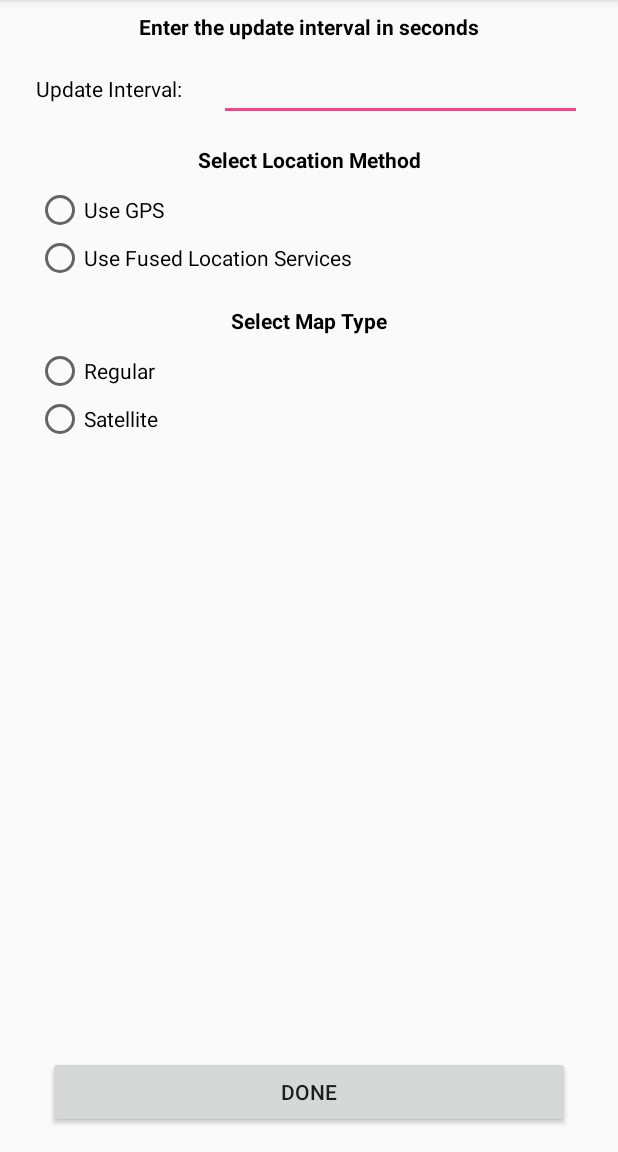
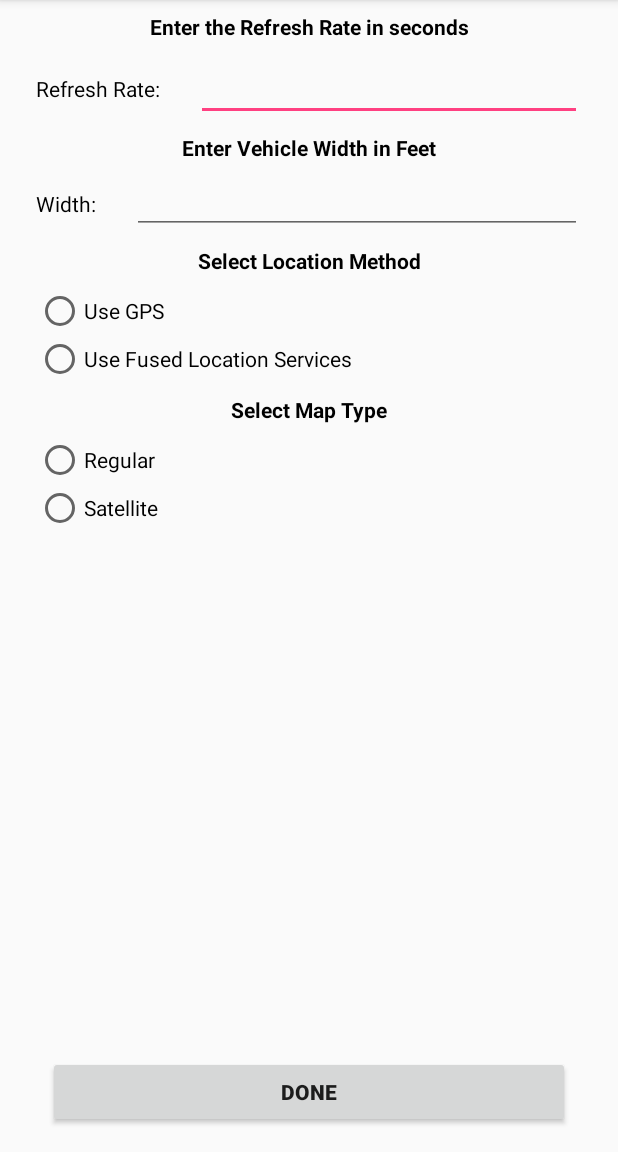
Before and after one commit to sheppardd1/FARM, an Android app: the screen it shows after launch (GetInterval), on a phone screen of 412 x 824 dp, the part 84-1236 px from its top. Run offline under Robolectric (Android 15) with nearby library versions, the phone set to English and light mode, and no system bars; libraries missing offline, so code that uses them is left out: com.google.maps.android.

Commit message:
width of rectangles is now user-defined

```diff
--- a/app/src/main/java/com/example/davea/FARM/GetInterval.java
+++ b/app/src/main/java/com/example/davea/FARM/GetInterval.java
@@ -15,7 +15,8 @@ import androidx.appcompat.app.AppCompatActivity;
 public class GetInterval extends AppCompatActivity {
 
     Toast myToast = null;
-    boolean radioIsSet = false;
+    boolean GPSRadioIsSet = false;
+    boolean MapRadioIsSet = false;
     RadioGroup locationChoiceRadioGroup;
     RadioGroup mapChoiceRadioGroup;
 
@@ -27,42 +28,55 @@ public class GetInterval extends AppCompatActivity {
 
         //setup UI
         final EditText interval_input = findViewById(R.id.interval_input);
+        final EditText width_input = findViewById(R.id.width_input);
         Button done = findViewById(R.id.done);
-        TextView TV1 = findViewById(R.id.interval_instructions);
-        TextView TV2 = findViewById(R.id.method_instructions);
-        TextView TV3 = findViewById(R.id.mapType_instructions);
         locationChoiceRadioGroup = findViewById(R.id.LocationChoiceRadioGroup);
         mapChoiceRadioGroup = findViewById(R.id.MapChoiceRadioGroup);
-
-        //print instructions
-        TV1.setText(R.string.GetInterval_Instructions);
-        TV2.setText(R.string.Method_Instructions);
-        TV3.setText(R.string.MapType_Instructions);
 
 
         done.setOnClickListener(new View.OnClickListener() {
             @Override
             public void onClick(View v) {
                 //note: using an unsigned EditText for interval, so don't have to worry about negative numbers there
-                if(interval_input.getText().toString().trim().length() > 0 && radioIsSet) {   //ensure interval_input is not empty and radio button is set
-                    MapsActivity.interval = Integer.valueOf(interval_input.getText().toString()); //set interval to value specified in interval_input
+                //Ensure interval_input and width_input are not empty and radio button is set
+                if(interval_input.getText().toString().trim().length() > 0
+                        && width_input.getText().toString().trim().length() > 0 && GPSRadioIsSet && MapRadioIsSet) {
+
+                    // set width and interval values
+                    MapsActivity.pathWidth = Float.parseFloat(width_input.getText().toString());   //set path width
+                    MapsActivity.interval = Integer.parseInt(interval_input.getText().toString()); //set interval to value specified in interval_input
                     MapsActivity.interval *= 1000;  //convert seconds into milliseconds
                     MapsActivity.setInterval = true;    //ensures that this activity only runs once
+
+                    // watch out for previously set location listeners
                     if (MapsActivity.locationListener != null) {    //if there is a location listener set up, remove it
                         MapsActivity.locationManager.removeUpdates(MapsActivity.locationListener);  //ensures we only have one location listener running at once. Don't want duplicate data.
                     } else if (MapsActivity.useFusedLocation && MapsActivity.myLocationCallback != null){ //if using fused location and myLocaationCallback is not null
                         MapsActivity.myFusedLocationClient.removeLocationUpdates(MapsActivity.myLocationCallback);
                     }
-                    startActivity(new Intent(getApplicationContext(), MapsActivity.class)); // go to mapping activity
+
+                    // All good! Go to mapping activity.
+                    startActivity(new Intent(getApplicationContext(), MapsActivity.class));
+
                 }
-                else if(radioIsSet){ //if radio is set, then interval is not
+                else if(interval_input.getText().toString().trim().length() == 0){  //if interval not set
                     if(myToast != null) myToast.cancel();
                     myToast = Toast.makeText(getApplicationContext(), "Must Enter Interval Value", Toast.LENGTH_SHORT);
                     myToast.show();
                 }
-                else{ //else radio is not set
+                else if(width_input.getText().toString().trim().length() == 0){ //if width not set
+                    if(myToast != null) myToast.cancel();
+                    myToast = Toast.makeText(getApplicationContext(), "Must Enter Width Value", Toast.LENGTH_SHORT);
+                    myToast.show();
+                }
+                else if (!GPSRadioIsSet){   // if GPS radio is not set
                     if(myToast != null) myToast.cancel();
                     myToast = Toast.makeText(getApplicationContext(), "Must choose location type\n(GPS or Fused)", Toast.LENGTH_SHORT);
+                    myToast.show();
+                }
+                else {    //else Map type radio is not set
+                    if(myToast != null) myToast.cancel();
+                    myToast = Toast.makeText(getApplicationContext(), "Must choose map type\n(regular or satellite)", Toast.LENGTH_SHORT);
                     myToast.show();
                 }
             }
@@ -78,13 +92,13 @@ public class GetInterval extends AppCompatActivity {
             case R.id.radio_GPS:
                 if (checked) {
                     MapsActivity.useFusedLocation = false;
-                    radioIsSet = true;  //once a radio button is checked, user cannot uncheck all buttons
+                    GPSRadioIsSet = true;  //once a radio button is checked, user cannot uncheck all buttons
                 }
             break;
             case R.id.radio_Fused:
             if (checked) {
-                MapsActivity.useFusedLocation = true;
-                    radioIsSet = true;  //once a radio button is checked, user cannot uncheck all buttons
+                    MapsActivity.useFusedLocation = true;
+                    GPSRadioIsSet = true;  //once a radio button is checked, user cannot uncheck all buttons
                 }
             break;
         }
@@ -93,13 +107,13 @@ public class GetInterval extends AppCompatActivity {
             case R.id.radio_regular:
                 if (checked) {
                     MapsActivity.useSatellite = false;
-                    radioIsSet = true;  //once a radio button is checked, user cannot uncheck all buttons
+                    MapRadioIsSet = true;  //once a radio button is checked, user cannot uncheck all buttons
                 }
                 break;
             case R.id.radio_satellite:
                 if (checked) {
                     MapsActivity.useSatellite = true;
-                    radioIsSet = true;  //once a radio button is checked, user cannot uncheck all buttons
+                    MapRadioIsSet = true;  //once a radio button is checked, user cannot uncheck all buttons
                 }
                 break;
         }
--- a/app/src/main/java/com/example/davea/FARM/MapsActivity.java
+++ b/app/src/main/java/com/example/davea/FARM/MapsActivity.java
@@ -85,7 +85,7 @@ public class MapsActivity extends FragmentActivity implements OnMapReadyCallback
     //int:
     static int interval = 0;    //refresh rate of GPS
     //float:
-    static float pathWidth = 5; // width of tractor in feet
+    public static float pathWidth; // width of tractor in feet
     //String:
     static String fileContents; //Stuff that will be written to the file. It is static so that it can be accessed in other activity
     String time;    //the time in the dateFormatDayAndTime format (defined later). Used for giving start and end times of each session
--- a/app/src/main/res/layout/activity_get_interval.xml
+++ b/app/src/main/res/layout/activity_get_interval.xml
@@ -21,6 +21,7 @@
 
     <TextView
         android:id="@+id/interval_instructions"
+        android:text="@string/GetInterval_Instructions"
         android:layout_width="0dp"
         android:layout_height="wrap_content"
         android:layout_marginStart="24dp"
@@ -43,6 +44,7 @@
         android:layout_marginEnd="32dp"
         android:layout_marginBottom="16dp"
         android:text="Done"
+        android:textStyle="bold"
         app:layout_constraintBottom_toBottomOf="parent"
         app:layout_constraintEnd_toEndOf="parent"
         app:layout_constraintStart_toStartOf="parent" />
@@ -57,6 +59,22 @@
         android:textColor="#000000"
         app:layout_constraintBaseline_toBaselineOf="@+id/interval_input"
         app:layout_constraintStart_toStartOf="parent" />
+
+    <EditText
+        android:id="@+id/width_input"
+        android:layout_width="0dp"
+        android:layout_height="wrap_content"
+        android:layout_marginStart="24dp"
+        android:layout_marginTop="8dp"
+        android:layout_marginEnd="24dp"
+        android:ems="10"
+        android:inputType="number"
+        android:textAppearance="@style/TextAppearance.AppCompat.Small"
+        android:textColor="#000000"
+        app:layout_constraintEnd_toEndOf="parent"
+        app:layout_constraintHorizontal_bias="0.0"
+        app:layout_constraintStart_toEndOf="@+id/textView"
+        app:layout_constraintTop_toBottomOf="@+id/textView2" />
 
     <RadioGroup
         android:id="@+id/LocationChoiceRadioGroup"
@@ -74,36 +92,32 @@
             android:id="@+id/radio_GPS"
             android:layout_width="match_parent"
             android:layout_height="wrap_content"
+            android:layout_marginStart="0dp"
+            android:layout_marginTop="0dp"
+            android:layout_marginEnd="0dp"
             android:layout_weight="1"
             android:onClick="onRadioButtonClicked"
             android:text="@string/GPS"
-            android:textColor="#000000" />
+            android:textColor="#000000"
+            app:layout_constraintEnd_toEndOf="parent"
+            app:layout_constraintHorizontal_bias="0.0"
+            app:layout_constraintStart_toStartOf="parent" />
 
         <RadioButton
             android:id="@+id/radio_Fused"
             android:layout_width="match_parent"
             android:layout_height="wrap_content"
+            android:layout_marginStart="0dp"
+            android:layout_marginEnd="0dp"
             android:layout_weight="1"
             android:onClick="onRadioButtonClicked"
             android:text="@string/fusedLocation"
-            android:textColor="#000000" />
-
+            android:textColor="#000000"
+            app:layout_constraintEnd_toEndOf="parent"
+            app:layout_constraintHorizontal_bias="0.0"
+            app:layout_constraintStart_toStartOf="parent"
+            app:layout_constraintTop_toBottomOf="@+id/radio_GPS" />
     </RadioGroup>
-
-    <TextView
-        android:id="@+id/method_instructions"
-        android:layout_width="0dp"
-        android:layout_height="wrap_content"
-        android:layout_marginStart="24dp"
-        android:layout_marginTop="16dp"
-        android:layout_marginEnd="24dp"
-        android:textAlignment="center"
-        android:textAppearance="@style/TextAppearance.AppCompat.Small"
-        android:textColor="#000000"
-        android:textStyle="bold"
-        app:layout_constraintEnd_toEndOf="parent"
-        app:layout_constraintStart_toStartOf="parent"
-        app:layout_constraintTop_toBottomOf="@+id/interval_input" />
 
     <RadioGroup
         android:id="@+id/MapChoiceRadioGroup"
@@ -113,6 +127,7 @@
         android:layout_marginTop="8dp"
         android:layout_marginEnd="24dp"
         app:layout_constraintEnd_toEndOf="parent"
+        app:layout_constraintHorizontal_bias="0.0"
         app:layout_constraintStart_toStartOf="parent"
         app:layout_constraintTop_toBottomOf="@+id/mapType_instructions">
 
@@ -120,33 +135,93 @@
             android:id="@+id/radio_regular"
             android:layout_width="match_parent"
             android:layout_height="wrap_content"
+            android:layout_marginStart="0dp"
+            android:layout_marginEnd="0dp"
             android:onClick="onRadioButtonClicked"
             android:text="@string/regular"
-            android:textColor="#000000" />
+            android:textColor="#000000"
+            app:layout_constraintEnd_toEndOf="parent"
+            app:layout_constraintHorizontal_bias="0.0"
+            app:layout_constraintStart_toStartOf="parent"
+            app:layout_constraintTop_toTopOf="@+id/MapChoiceRadioGroup" />
 
         <RadioButton
             android:id="@+id/radio_satellite"
             android:layout_width="match_parent"
             android:layout_height="wrap_content"
+            android:layout_marginStart="0dp"
+            android:layout_marginEnd="0dp"
             android:onClick="onRadioButtonClicked"
             android:text="@string/satellite"
-            android:textColor="#000000" />
+            android:textColor="#000000"
+            app:layout_constraintEnd_toEndOf="parent"
+            app:layout_constraintHorizontal_bias="0.0"
+            app:layout_constraintStart_toStartOf="parent"
+            app:layout_constraintTop_toBottomOf="@+id/radio_regular" />
+    </RadioGroup>
 
-    </RadioGroup>
+
+
+    <TextView
+        android:id="@+id/method_instructions"
+        android:layout_width="0dp"
+        android:layout_height="wrap_content"
+        android:layout_marginStart="24dp"
+        android:layout_marginTop="8dp"
+        android:layout_marginEnd="24dp"
+        android:text="@string/Method_Instructions"
+        android:textAlignment="center"
+        android:textAppearance="@style/TextAppearance.AppCompat.Small"
+        android:textColor="#000000"
+        android:textStyle="bold"
+        app:layout_constraintEnd_toEndOf="parent"
+        app:layout_constraintHorizontal_bias="0.0"
+        app:layout_constraintStart_toStartOf="parent"
+        app:layout_constraintTop_toBottomOf="@+id/width_input" />
+
 
     <TextView
         android:id="@+id/mapType_instructions"
         android:layout_width="0dp"
         android:layout_height="wrap_content"
         android:layout_marginStart="24dp"
-        android:layout_marginTop="16dp"
+        android:layout_marginTop="8dp"
         android:layout_marginEnd="24dp"
+        android:text="@string/MapType_Instructions"
         android:textAlignment="center"
         android:textAppearance="@style/TextAppearance.AppCompat.Small"
         android:textColor="#000000"
         android:textStyle="bold"
         app:layout_constraintEnd_toEndOf="parent"
+        app:layout_constraintHorizontal_bias="0.0"
         app:layout_constraintStart_toStartOf="parent"
         app:layout_constraintTop_toBottomOf="@+id/LocationChoiceRadioGroup" />
 
+
+
+    <TextView
+        android:id="@+id/textView"
+        android:layout_width="wrap_content"
+        android:layout_height="wrap_content"
+        android:layout_marginStart="24dp"
+        android:text="@string/enterWidth2"
+        android:textAppearance="@style/TextAppearance.AppCompat.Small"
+        android:textColor="#000000"
+        app:layout_constraintBaseline_toBaselineOf="@+id/width_input"
+        app:layout_constraintStart_toStartOf="parent" />
+
+    <TextView
+        android:id="@+id/textView2"
+        android:layout_width="wrap_content"
+        android:layout_height="wrap_content"
+        android:layout_marginStart="24dp"
+        android:layout_marginTop="8dp"
+        android:layout_marginEnd="24dp"
+        android:text="@string/enterWidth"
+        android:textColor="#000000"
+        android:textStyle="bold"
+        app:layout_constraintEnd_toEndOf="parent"
+        app:layout_constraintStart_toStartOf="parent"
+        app:layout_constraintTop_toBottomOf="@+id/interval_input" />
+
 </androidx.constraintlayout.widget.ConstraintLayout>
--- a/app/src/main/res/values/strings.xml
+++ b/app/src/main/res/values/strings.xml
@@ -10,8 +10,8 @@
     <string name="share">Share</string>
     <string name="lat">(optional) Lat:</string>
     <string name="lng">(optional) Lng:</string>
-    <string name="interval">Update Interval:</string>
-    <string name="GetInterval_Instructions">"Enter the update interval in seconds"</string>string>
+    <string name="interval">Refresh Rate:</string>
+    <string name="GetInterval_Instructions">"Enter the Refresh Rate in seconds"</string>string>
     <string name="Method_Instructions">"Select Location Method"</string>string>
     <string name="MapType_Instructions">"Select Map Type"</string>string>
     <string name="GPS">Use GPS</string>
@@ -23,4 +23,6 @@
     <string name="Paused">PAUSED</string>
     <string name="running">RUNNING</string>
     <string name="GPSCriteria">Use GPS with High Accuracy Criteria</string>
+    <string name="enterWidth">Enter Vehicle Width in Feet</string>
+    <string name="enterWidth2">Width:</string>
 </resources>
```
